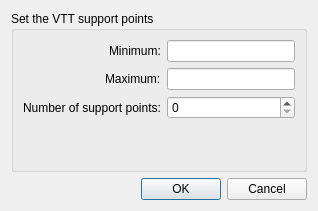
First picture: the form in src/gui/qtdesigner/ui_modelconfig_locallogit.ui, repository ighdez/py-np4vtt, before the edit.
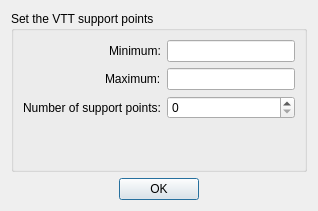
Second picture: the form after the edit.

Commit message: Small inconsistency fix in the UI (dialog button box)

What changed in the file:
```diff
--- a/src/gui/qtdesigner/ui_modelconfig_locallogit.ui
+++ b/src/gui/qtdesigner/ui_modelconfig_locallogit.ui
@@ -62,7 +62,10 @@
       <enum>Qt::Horizontal</enum>
      </property>
      <property name="standardButtons">
-      <set>QDialogButtonBox::Cancel|QDialogButtonBox::Ok</set>
+      <set>QDialogButtonBox::Ok</set>
+     </property>
+     <property name="centerButtons">
+      <bool>true</bool>
      </property>
     </widget>
    </item>
```
The commit also changes 1 other file.
